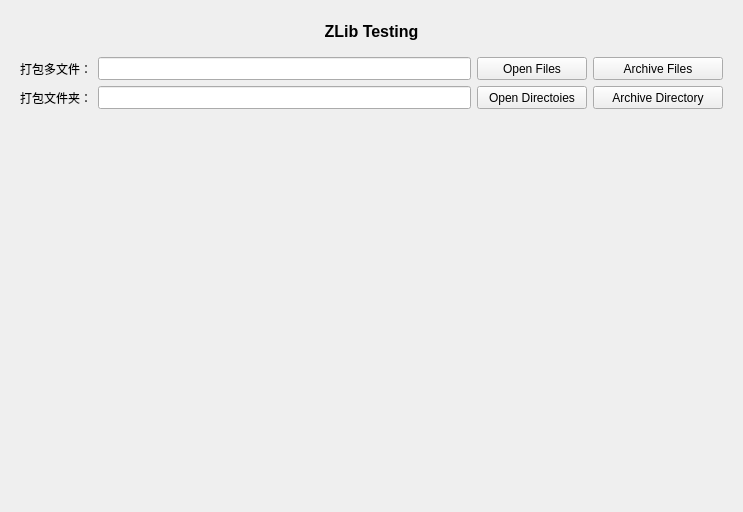
First picture: the form in QtGuiApplicationTest/QtGuiApplicationTest/MiscellaneousZLib.ui, repository xautshuanglong/QtLearningRepository, before the edit.
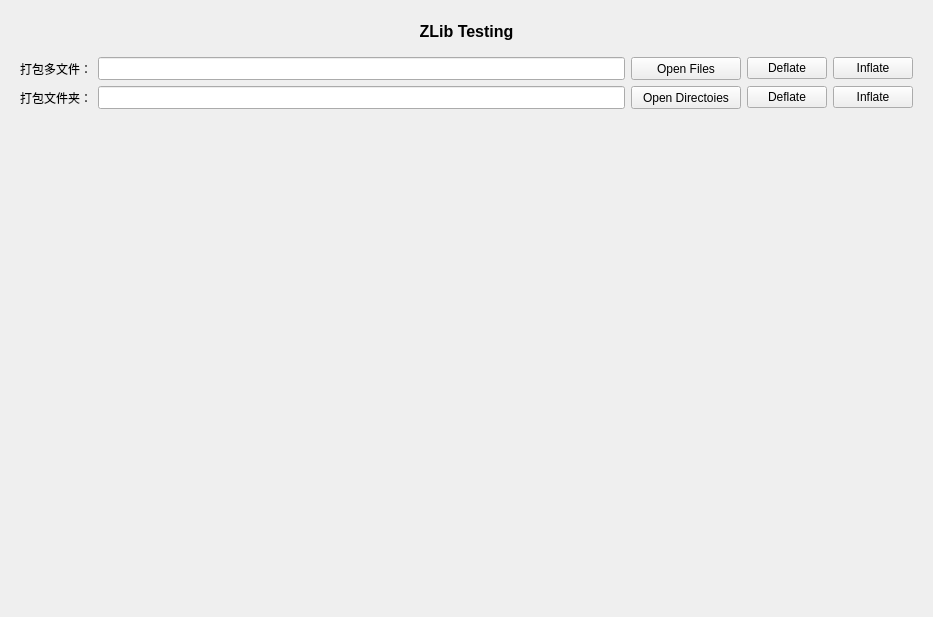
Second picture: the form after the edit.

Commit message: zlib 测试，压缩解压成功，不能与 7-Zip 兼容。

Patch:
```diff
--- a/QtGuiApplicationTest/QtGuiApplicationTest/MiscellaneousZLib.ui
+++ b/QtGuiApplicationTest/QtGuiApplicationTest/MiscellaneousZLib.ui
@@ -6,8 +6,8 @@
    <rect>
     <x>0</x>
     <y>0</y>
-    <width>743</width>
-    <height>512</height>
+    <width>933</width>
+    <height>617</height>
    </rect>
   </property>
   <property name="windowTitle">
@@ -72,16 +72,6 @@
        </property>
       </widget>
      </item>
-     <item row="0" column="1">
-      <widget class="QLineEdit" name="leFilenames">
-       <property name="font">
-        <font>
-         <family>Consolas</family>
-         <pointsize>10</pointsize>
-        </font>
-       </property>
-      </widget>
-     </item>
      <item row="2" column="0">
       <spacer name="verticalSpacer">
        <property name="orientation">
@@ -95,10 +85,13 @@
        </property>
       </spacer>
      </item>
-     <item row="1" column="0">
-      <widget class="QLabel" name="lbArchiveFiles">
-       <property name="text">
-        <string>打包文件夹：</string>
+     <item row="0" column="1">
+      <widget class="QLineEdit" name="leFilenames">
+       <property name="font">
+        <font>
+         <family>Consolas</family>
+         <pointsize>10</pointsize>
+        </font>
        </property>
       </widget>
      </item>
@@ -121,38 +114,6 @@
        </property>
       </widget>
      </item>
-     <item row="1" column="3">
-      <widget class="QPushButton" name="btnArchiveDirectory">
-       <property name="sizePolicy">
-        <sizepolicy hsizetype="Minimum" vsizetype="Preferred">
-         <horstretch>0</horstretch>
-         <verstretch>0</verstretch>
-        </sizepolicy>
-       </property>
-       <property name="minimumSize">
-        <size>
-         <width>130</width>
-         <height>0</height>
-        </size>
-       </property>
-       <property name="text">
-        <string>Archive Directory</string>
-       </property>
-      </widget>
-     </item>
-     <item row="0" column="3">
-      <widget class="QPushButton" name="btnArchiveFiles">
-       <property name="sizePolicy">
-        <sizepolicy hsizetype="Preferred" vsizetype="Preferred">
-         <horstretch>0</horstretch>
-         <verstretch>0</verstretch>
-        </sizepolicy>
-       </property>
-       <property name="text">
-        <string>Archive Files</string>
-       </property>
-      </widget>
-     </item>
      <item row="0" column="0">
       <widget class="QLabel" name="lbArchiveDirectories">
        <property name="text">
@@ -160,6 +121,41 @@
        </property>
       </widget>
      </item>
+     <item row="1" column="3">
+      <widget class="QPushButton" name="btnDirectoryDeflate">
+       <property name="text">
+        <string>Deflate</string>
+       </property>
+      </widget>
+     </item>
+     <item row="0" column="3">
+      <widget class="QPushButton" name="btnFilesDeflate">
+       <property name="text">
+        <string>Deflate</string>
+       </property>
+      </widget>
+     </item>
+     <item row="1" column="0">
+      <widget class="QLabel" name="lbArchiveFiles">
+       <property name="text">
+        <string>打包文件夹：</string>
+       </property>
+      </widget>
+     </item>
+     <item row="1" column="4">
+      <widget class="QPushButton" name="btnDirectoryInflate">
+       <property name="text">
+        <string>Inflate</string>
+       </property>
+      </widget>
+     </item>
+     <item row="0" column="4">
+      <widget class="QPushButton" name="btnFilesInflate">
+       <property name="text">
+        <string>Inflate</string>
+       </property>
+      </widget>
+     </item>
     </layout>
    </item>
   </layout>
```
The commit also changes 2 other files.
